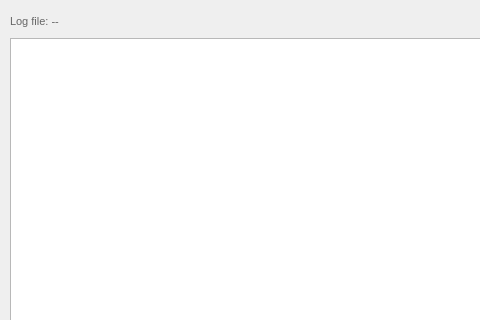
Qt form src/dashpva/gui/log_viewer.ui (AdvancedPhotonSource/DashPVA) before a commit; both pictures show x 0 to 480 and y 0 to 320 of the 720 by 480 pixel window.
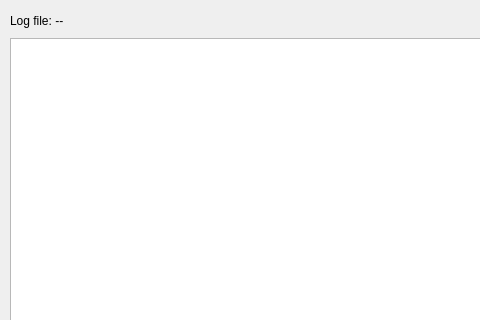
The same form after that commit.

Commit message:
feat: centralized theme system with theme.qss and theme_colors.py
Replace 72 scattered setStyleSheet() calls across 23 files with a
single global stylesheet and shared color/font constants. Standardizes
the palette (6 greens → 1, 7 reds → 1, etc.), establishes a 5-tier
font hierarchy, and uses palette() for dark mode awareness. Strips
hardcoded styles from 4 .ui files. Preserves semantic ROI identity
and HKL axis colors as instrument conventions.

Patch:
```diff
--- a/src/dashpva/gui/log_viewer.ui
+++ b/src/dashpva/gui/log_viewer.ui
@@ -36,9 +36,6 @@
        <property name="text">
         <string>Log file: --</string>
        </property>
-       <property name="styleSheet">
-        <string notr="true">color: #666; font-size: 11px;</string>
-       </property>
       </widget>
      </item>
      <item>
```
Left out of the diff: 3 changed lines with no effect on the pictures. The commit also changes 22 other files.
